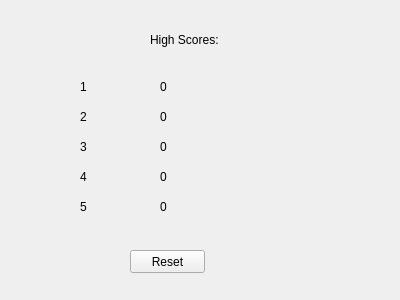
Old version of the form SuperCop/highscores.ui in the repository slstein14/SuperCop.
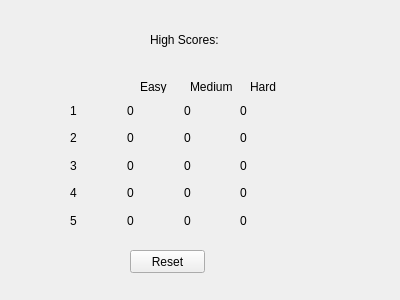
New version of the form.

Commit message:
3 difficulties with score changes.
Difference between difficulties is just move speed, but it would be easy
to set up with different level lengths as an and/or difference.

```diff
--- a/SuperCop/highscores.ui
+++ b/SuperCop/highscores.ui
@@ -26,147 +26,227 @@
     <string>High Scores:</string>
    </property>
   </widget>
+  <widget class="QPushButton" name="reset">
+   <property name="geometry">
+    <rect>
+     <x>130</x>
+     <y>250</y>
+     <width>75</width>
+     <height>23</height>
+    </rect>
+   </property>
+   <property name="text">
+    <string>Reset</string>
+   </property>
+  </widget>
+  <widget class="QWidget" name="horizontalLayoutWidget">
+   <property name="geometry">
+    <rect>
+     <x>70</x>
+     <y>100</y>
+     <width>221</width>
+     <height>131</height>
+    </rect>
+   </property>
+   <layout class="QHBoxLayout" name="horizontalLayout">
+    <property name="rightMargin">
+     <number>0</number>
+    </property>
+    <item>
+     <layout class="QVBoxLayout" name="verticalLayout_2">
+      <item>
   <widget class="QLabel" name="label_2">
-   <property name="geometry">
-    <rect>
-     <x>80</x>
-     <y>80</y>
-     <width>47</width>
-     <height>13</height>
-    </rect>
-   </property>
    <property name="text">
     <string>1</string>
    </property>
   </widget>
+      </item>
+      <item>
   <widget class="QLabel" name="label_3">
-   <property name="geometry">
-    <rect>
-     <x>80</x>
-     <y>110</y>
-     <width>47</width>
-     <height>13</height>
-    </rect>
-   </property>
    <property name="text">
     <string>2</string>
    </property>
   </widget>
+      </item>
+      <item>
   <widget class="QLabel" name="label_4">
-   <property name="geometry">
-    <rect>
-     <x>80</x>
-     <y>140</y>
-     <width>47</width>
-     <height>13</height>
-    </rect>
-   </property>
    <property name="text">
     <string>3</string>
    </property>
   </widget>
+      </item>
+      <item>
   <widget class="QLabel" name="label_5">
-   <property name="geometry">
-    <rect>
-     <x>80</x>
-     <y>170</y>
-     <width>47</width>
-     <height>13</height>
-    </rect>
-   </property>
    <property name="text">
     <string>4</string>
    </property>
   </widget>
+      </item>
+      <item>
   <widget class="QLabel" name="label_6">
-   <property name="geometry">
-    <rect>
-     <x>80</x>
-     <y>200</y>
-     <width>47</width>
-     <height>13</height>
-    </rect>
-   </property>
    <property name="text">
     <string>5</string>
    </property>
   </widget>
-  <widget class="QLabel" name="Score1">
-   <property name="geometry">
-    <rect>
-     <x>160</x>
-     <y>80</y>
-     <width>47</width>
-     <height>13</height>
-    </rect>
-   </property>
+      </item>
+     </layout>
+    </item>
+    <item>
+     <layout class="QVBoxLayout" name="verticalLayout">
+      <item>
+       <widget class="QLabel" name="Score1_1">
+        <property name="text">
+         <string>0</string>
+        </property>
+       </widget>
+      </item>
+      <item>
+       <widget class="QLabel" name="Score1_2">
    <property name="text">
     <string>0</string>
    </property>
   </widget>
-  <widget class="QLabel" name="Score2">
-   <property name="geometry">
-    <rect>
-     <x>160</x>
-     <y>110</y>
-     <width>47</width>
-     <height>13</height>
-    </rect>
-   </property>
+      </item>
+      <item>
+       <widget class="QLabel" name="Score1_3">
+        <property name="text">
+         <string>0</string>
+        </property>
+       </widget>
+      </item>
+      <item>
+       <widget class="QLabel" name="Score1_4">
    <property name="text">
     <string>0</string>
    </property>
   </widget>
-  <widget class="QLabel" name="Score3">
-   <property name="geometry">
-    <rect>
-     <x>160</x>
-     <y>140</y>
-     <width>47</width>
-     <height>13</height>
-    </rect>
-   </property>
+      </item>
+      <item>
+       <widget class="QLabel" name="Score1_5">
+        <property name="text">
+         <string>0</string>
+        </property>
+       </widget>
+      </item>
+     </layout>
+    </item>
+    <item>
+     <layout class="QVBoxLayout" name="verticalLayout_3">
+      <item>
+       <widget class="QLabel" name="Score2_1">
    <property name="text">
     <string>0</string>
    </property>
   </widget>
-  <widget class="QLabel" name="Score4">
+      </item>
+      <item>
+       <widget class="QLabel" name="Score2_2">
+        <property name="text">
+         <string>0</string>
+        </property>
+       </widget>
+      </item>
+      <item>
+       <widget class="QLabel" name="Score2_3">
+        <property name="text">
+         <string>0</string>
+        </property>
+       </widget>
+      </item>
+      <item>
+       <widget class="QLabel" name="Score2_4">
+        <property name="text">
+         <string>0</string>
+        </property>
+       </widget>
+      </item>
+      <item>
+       <widget class="QLabel" name="Score2_5">
+        <property name="text">
+         <string>0</string>
+        </property>
+       </widget>
+      </item>
+     </layout>
+    </item>
+    <item>
+     <layout class="QVBoxLayout" name="verticalLayout_4">
+      <item>
+       <widget class="QLabel" name="Score3_1">
+        <property name="text">
+         <string>0</string>
+        </property>
+       </widget>
+      </item>
+      <item>
+       <widget class="QLabel" name="Score3_2">
+        <property name="text">
+         <string>0</string>
+        </property>
+       </widget>
+      </item>
+      <item>
+       <widget class="QLabel" name="Score3_3">
+        <property name="text">
+         <string>0</string>
+        </property>
+       </widget>
+      </item>
+      <item>
+       <widget class="QLabel" name="Score3_4">
+        <property name="text">
+         <string>0</string>
+        </property>
+       </widget>
+      </item>
+      <item>
+       <widget class="QLabel" name="Score3_5">
+        <property name="text">
+         <string>0</string>
+        </property>
+       </widget>
+      </item>
+     </layout>
+    </item>
+   </layout>
+  </widget>
+  <widget class="QLabel" name="label_7">
    <property name="geometry">
     <rect>
-     <x>160</x>
-     <y>170</y>
+     <x>140</x>
+     <y>80</y>
      <width>47</width>
      <height>13</height>
     </rect>
    </property>
    <property name="text">
-    <string>0</string>
+    <string>Easy</string>
    </property>
   </widget>
   <widget class="QLabel" name="Score5">
    <property name="geometry">
     <rect>
-     <x>160</x>
-     <y>200</y>
+     <x>190</x>
+     <y>80</y>
      <width>47</width>
      <height>13</height>
     </rect>
    </property>
    <property name="text">
-    <string>0</string>
+    <string>Medium</string>
    </property>
   </widget>
-  <widget class="QPushButton" name="reset">
+  <widget class="QLabel" name="label_9">
    <property name="geometry">
     <rect>
-     <x>130</x>
-     <y>250</y>
-     <width>75</width>
-     <height>23</height>
+     <x>250</x>
+     <y>80</y>
+     <width>47</width>
+     <height>13</height>
     </rect>
    </property>
    <property name="text">
-    <string>Reset</string>
+    <string>Hard</string>
    </property>
   </widget>
  </widget>
```
Left out of the diff: 2 changed lines with no effect on the pictures. Lines whose indentation alone changed are shown as unchanged. The commit also changes 12 other files.
